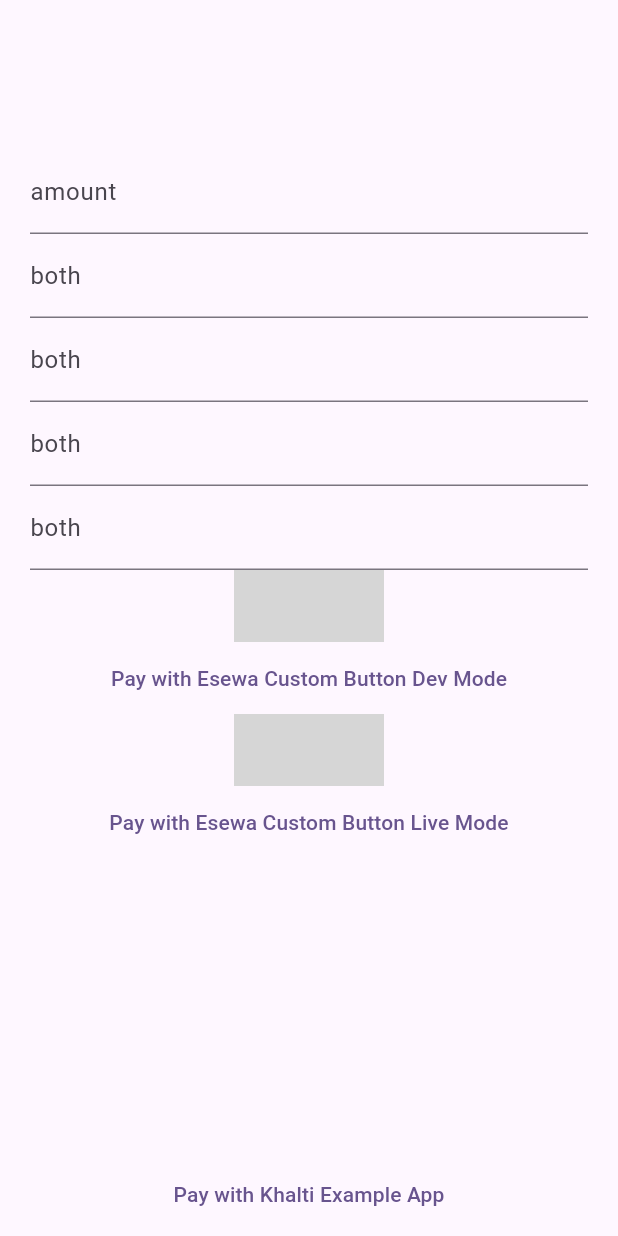
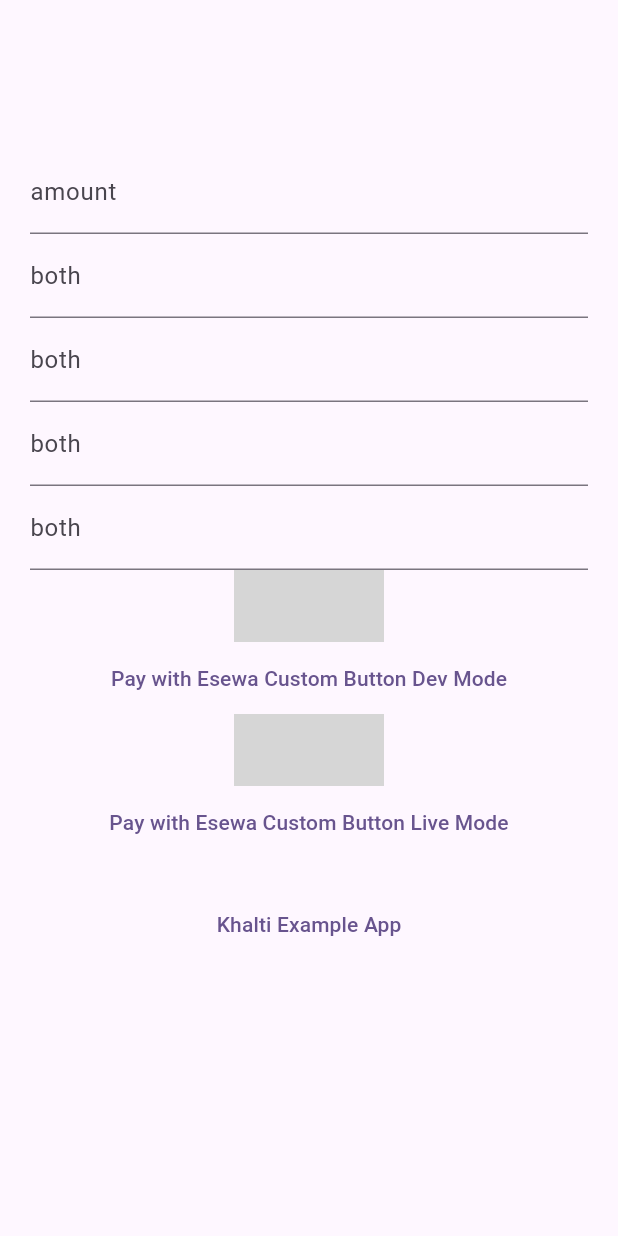
Before and after one commit to the-bengal-studio/demo0payment, a Flutter app: the screen it shows after launch, on a phone screen of 412 x 824 dp. Run offline on Flutter 3.47's test engine with Material 2 defaults, Android fonts, the light colour scheme and no system bars; missing offline and left inert: esewa_flutter, khalti; grey boxes are pictures that could not be loaded.

Commit message:
min bug fixed

```diff
--- a/lib/main.dart
+++ b/lib/main.dart
@@ -250,7 +250,7 @@
                   Text('Console: Payment Failed, Message: $hasError'),
 
 
-                SizedBox(height: 200,),
+                SizedBox(height: 20,),
 
                 // KhaltiServicepublicKey
                 // KhaltiServicemobile
@@ -363,10 +363,11 @@
                       ),
                     );
                   },
-                  child: Text('Pay with Khalti Example App'),
+                  child: Text('Khalti Example App'),
                 ),
 
 
+                SizedBox(height: 200,),
 
 
                 // TextFormField(
```
